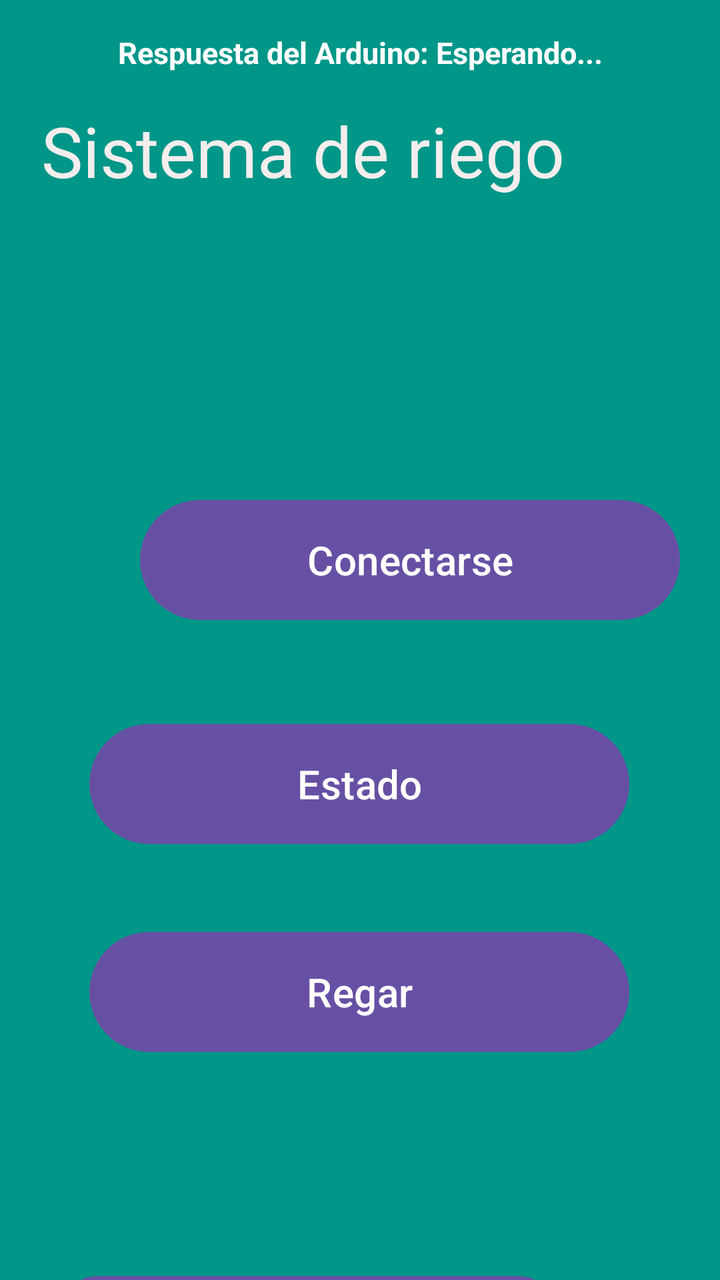
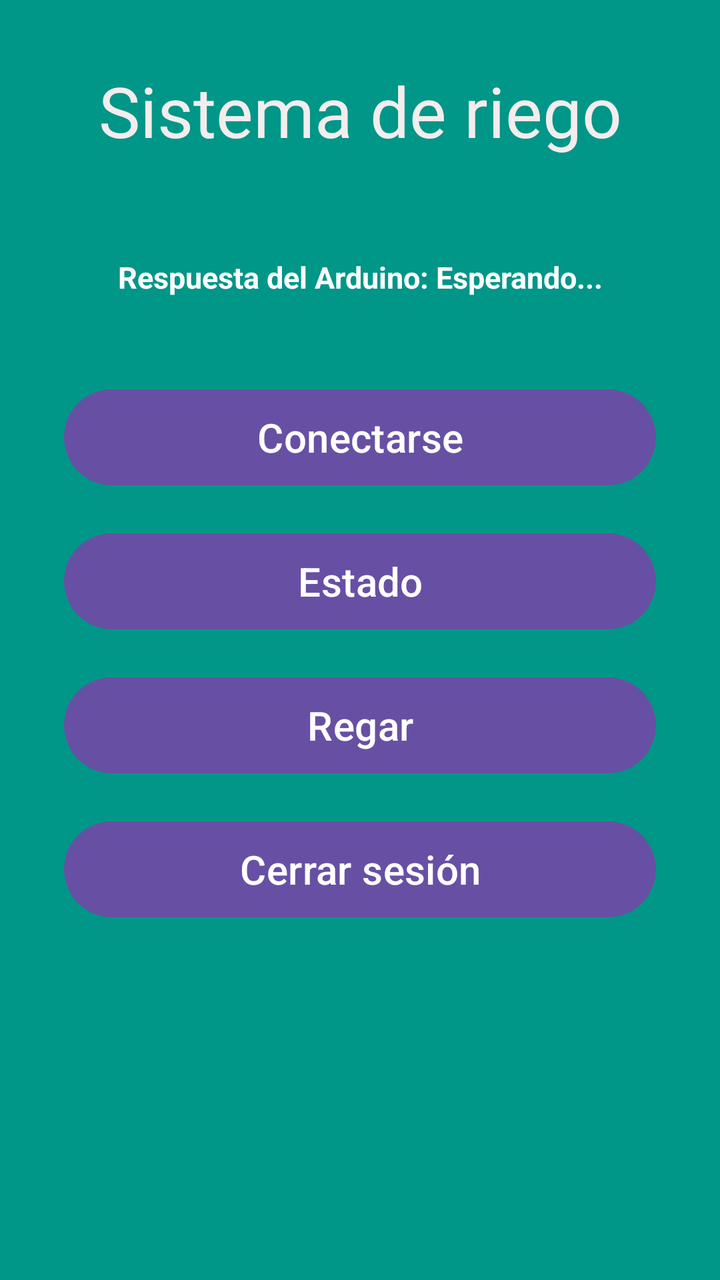

Screens rendered from an Android XML layout before and after an edit, with the pre-edit source and the edit as a unified diff.
<!-- AndroidManifest.xml: application theme Theme.ArduinoApp -->
<!-- res/layout/activity_arduino.xml -->
<?xml version="1.0" encoding="utf-8"?>
<androidx.constraintlayout.widget.ConstraintLayout xmlns:android="http://schemas.android.com/apk/res/android"
    xmlns:app="http://schemas.android.com/apk/res-auto"
    xmlns:tools="http://schemas.android.com/tools"
    android:id="@+id/main"
    android:layout_width="match_parent"
    android:layout_height="match_parent"
    android:background="#009688"
    tools:context=".Arduino_Activity">

    <Button
        android:id="@+id/btnCerrar"
        android:layout_width="250sp"
        android:layout_height="wrap_content"
        android:layout_marginStart="80dp"
        android:layout_marginTop="104dp"
        android:layout_marginEnd="81dp"
        android:text="Cerrar sesión"
        android:textSize="20sp"
        app:layout_constraintEnd_toEndOf="parent"
        app:layout_constraintHorizontal_bias="1.0"
        app:layout_constraintStart_toStartOf="parent"
        app:layout_constraintTop_toBottomOf="@+id/btnRegar" />

    <TextView
        android:id="@+id/Titulo_principal"
        android:layout_width="318dp"
        android:layout_height="86dp"
        android:layout_marginStart="46dp"
        android:layout_marginTop="52dp"
        android:layout_marginEnd="47dp"
        android:fontFamily="@font/comfortaa"
        android:text="Sistema de riego"
        android:textColor="#F4EDED"
        android:textSize="35sp"
        app:layout_constraintEnd_toEndOf="parent"
        app:layout_constraintStart_toStartOf="parent"
        app:layout_constraintTop_toTopOf="parent" />

    <com.google.android.material.card.MaterialCardView
        android:layout_width="match_parent"
        android:layout_height="wrap_content"
        android:layout_marginHorizontal="16dp"
        android:layout_marginBottom="32dp"
        app:cardBackgroundColor="#512DA8"
        app:cardCornerRadius="24dp"
        app:cardElevation="4dp">

    </com.google.android.material.card.MaterialCardView>


    <Button
        android:id="@+id/btnConectar"
        android:layout_width="270dp"
        android:layout_height="68dp"
        android:layout_marginStart="70dp"
        android:layout_marginTop="108dp"
        android:layout_marginEnd="71dp"
        android:text="Conectarse"
        android:textSize="20sp"
        app:layout_constraintEnd_toEndOf="parent"
        app:layout_constraintHorizontal_bias="0.0"
        app:layout_constraintStart_toStartOf="parent"
        app:layout_constraintTop_toBottomOf="@+id/Titulo_principal" />

    <Button
        android:id="@+id/btnEstado"
        android:layout_width="270sp"
        android:layout_height="68sp"
        android:layout_marginStart="70dp"
        android:layout_marginTop="44dp"
        android:layout_marginEnd="71dp"
        android:text="Estado"
        android:textSize="20sp"
        app:layout_constraintEnd_toEndOf="parent"
        app:layout_constraintStart_toStartOf="parent"
        app:layout_constraintTop_toBottomOf="@+id/btnConectar" />

    <Button
        android:id="@+id/btnRegar"
        android:layout_width="270sp"
        android:layout_height="68sp"
        android:layout_marginStart="70dp"
        android:layout_marginTop="36dp"
        android:layout_marginEnd="71dp"
        android:text="Regar"
        android:textSize="20sp"
        app:layout_constraintEnd_toEndOf="parent"
        app:layout_constraintStart_toStartOf="parent"
        app:layout_constraintTop_toBottomOf="@+id/btnEstado" />

    <TextView
        android:id="@+id/tvRespuestaArduino"
        android:layout_width="match_parent"
        android:layout_height="wrap_content"
        android:gravity="center"
        android:padding="16dp"
        android:text="Respuesta del Arduino: Esperando..."
        android:textColor="#FFFFFF"
        android:textSize="15sp"
        android:textStyle="bold"
        tools:layout_editor_absoluteX="18dp"
        tools:layout_editor_absoluteY="169dp" />

</androidx.constraintlayout.widget.ConstraintLayout>
<!-- resources referenced by this layout -->
<resources>
  <style name="Theme.ArduinoApp" parent="Base.Theme.ArduinoApp" />
  <style name="Base.Theme.ArduinoApp" parent="Theme.Material3.DayNight.NoActionBar">
          
          
      </style>
</resources>

<!-- the commit's change to res/layout/activity_arduino.xml (unified diff, before → after) -->
@@ -8,28 +8,15 @@
     android:background="#009688"
     tools:context=".Arduino_Activity">
 
-    <Button
-        android:id="@+id/btnCerrar"
-        android:layout_width="250sp"
-        android:layout_height="wrap_content"
-        android:layout_marginStart="80dp"
-        android:layout_marginTop="104dp"
-        android:layout_marginEnd="81dp"
-        android:text="Cerrar sesión"
-        android:textSize="20sp"
-        app:layout_constraintEnd_toEndOf="parent"
-        app:layout_constraintHorizontal_bias="1.0"
-        app:layout_constraintStart_toStartOf="parent"
-        app:layout_constraintTop_toBottomOf="@+id/btnRegar" />
-
     <TextView
         android:id="@+id/Titulo_principal"
-        android:layout_width="318dp"
-        android:layout_height="86dp"
-        android:layout_marginStart="46dp"
-        android:layout_marginTop="52dp"
-        android:layout_marginEnd="47dp"
+        android:layout_width="0dp"
+        android:layout_height="wrap_content"
+        android:layout_marginStart="24dp"
+        android:layout_marginTop="32dp"
+        android:layout_marginEnd="24dp"
         android:fontFamily="@font/comfortaa"
+        android:gravity="center"
         android:text="Sistema de riego"
         android:textColor="#F4EDED"
         android:textSize="35sp"
@@ -37,69 +24,78 @@
         app:layout_constraintStart_toStartOf="parent"
         app:layout_constraintTop_toTopOf="parent" />
 
-    <com.google.android.material.card.MaterialCardView
-        android:layout_width="match_parent"
-        android:layout_height="wrap_content"
-        android:layout_marginHorizontal="16dp"
-        android:layout_marginBottom="32dp"
-        app:cardBackgroundColor="#512DA8"
-        app:cardCornerRadius="24dp"
-        app:cardElevation="4dp">
-
-    </com.google.android.material.card.MaterialCardView>
-
-
-    <Button
-        android:id="@+id/btnConectar"
-        android:layout_width="270dp"
-        android:layout_height="68dp"
-        android:layout_marginStart="70dp"
-        android:layout_marginTop="108dp"
-        android:layout_marginEnd="71dp"
-        android:text="Conectarse"
-        android:textSize="20sp"
-        app:layout_constraintEnd_toEndOf="parent"
-        app:layout_constraintHorizontal_bias="0.0"
-        app:layout_constraintStart_toStartOf="parent"
-        app:layout_constraintTop_toBottomOf="@+id/Titulo_principal" />
-
-    <Button
-        android:id="@+id/btnEstado"
-        android:layout_width="270sp"
-        android:layout_height="68sp"
-        android:layout_marginStart="70dp"
-        android:layout_marginTop="44dp"
-        android:layout_marginEnd="71dp"
-        android:text="Estado"
-        android:textSize="20sp"
-        app:layout_constraintEnd_toEndOf="parent"
-        app:layout_constraintStart_toStartOf="parent"
-        app:layout_constraintTop_toBottomOf="@+id/btnConectar" />
-
-    <Button
-        android:id="@+id/btnRegar"
-        android:layout_width="270sp"
-        android:layout_height="68sp"
-        android:layout_marginStart="70dp"
-        android:layout_marginTop="36dp"
-        android:layout_marginEnd="71dp"
-        android:text="Regar"
-        android:textSize="20sp"
-        app:layout_constraintEnd_toEndOf="parent"
-        app:layout_constraintStart_toStartOf="parent"
-        app:layout_constraintTop_toBottomOf="@+id/btnEstado" />
-
     <TextView
         android:id="@+id/tvRespuestaArduino"
-        android:layout_width="match_parent"
+        android:layout_width="0dp"
         android:layout_height="wrap_content"
+        android:layout_marginStart="24dp"
+        android:layout_marginTop="24dp"
+        android:layout_marginEnd="24dp"
         android:gravity="center"
+        android:minHeight="72dp"
         android:padding="16dp"
         android:text="Respuesta del Arduino: Esperando..."
         android:textColor="#FFFFFF"
         android:textSize="15sp"
         android:textStyle="bold"
-        tools:layout_editor_absoluteX="18dp"
-        tools:layout_editor_absoluteY="169dp" />
+        app:layout_constraintEnd_toEndOf="parent"
+        app:layout_constraintStart_toStartOf="parent"
+        app:layout_constraintTop_toBottomOf="@id/Titulo_principal" />
+
+    <Button
+        android:id="@+id/btnConectar"
+        android:layout_width="0dp"
+        android:layout_height="wrap_content"
+        android:layout_marginStart="32dp"
+        android:layout_marginTop="16dp"
+        android:layout_marginEnd="32dp"
+        android:minHeight="56dp"
+        android:text="Conectarse"
+        android:textSize="20sp"
+        app:layout_constraintEnd_toEndOf="parent"
+        app:layout_constraintStart_toStartOf="parent"
+        app:layout_constraintTop_toBottomOf="@id/tvRespuestaArduino" />
+
+    <Button
+        android:id="@+id/btnEstado"
+        android:layout_width="0dp"
+        android:layout_height="wrap_content"
+        android:layout_marginStart="32dp"
+        android:layout_marginTop="16dp"
+        android:layout_marginEnd="32dp"
+        android:minHeight="56dp"
+        android:text="Estado"
+        android:textSize="20sp"
+        app:layout_constraintEnd_toEndOf="parent"
+        app:layout_constraintStart_toStartOf="parent"
+        app:layout_constraintTop_toBottomOf="@id/btnConectar" />
+
+    <Button
+        android:id="@+id/btnRegar"
+        android:layout_width="0dp"
+        android:layout_height="wrap_content"
+        android:layout_marginStart="32dp"
+        android:layout_marginTop="16dp"
+        android:layout_marginEnd="32dp"
+        android:minHeight="56dp"
+        android:text="Regar"
+        android:textSize="20sp"
+        app:layout_constraintEnd_toEndOf="parent"
+        app:layout_constraintStart_toStartOf="parent"
+        app:layout_constraintTop_toBottomOf="@id/btnEstado" />
+
+    <Button
+        android:id="@+id/btnCerrar"
+        android:layout_width="0dp"
+        android:layout_height="wrap_content"
+        android:layout_marginStart="32dp"
+        android:layout_marginTop="16dp"
+        android:layout_marginEnd="32dp"
+        android:minHeight="56dp"
+        android:text="Cerrar sesión"
+        android:textSize="20sp"
+        app:layout_constraintEnd_toEndOf="parent"
+        app:layout_constraintStart_toStartOf="parent"
+        app:layout_constraintTop_toBottomOf="@id/btnRegar" />
 
 </androidx.constraintlayout.widget.ConstraintLayout>
